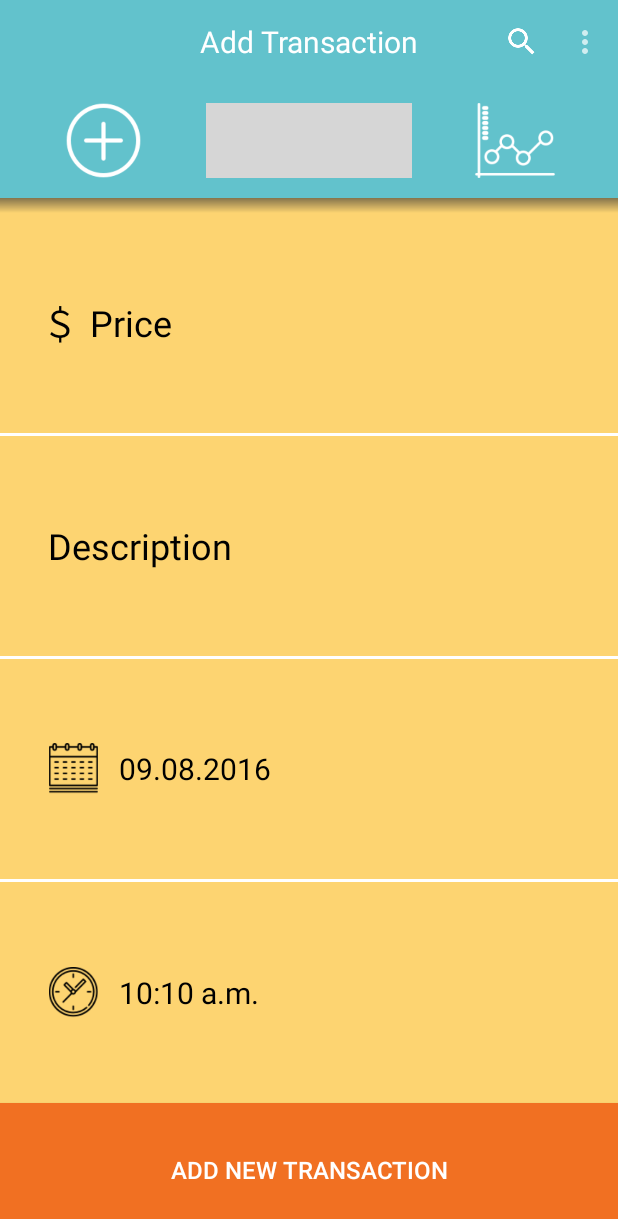
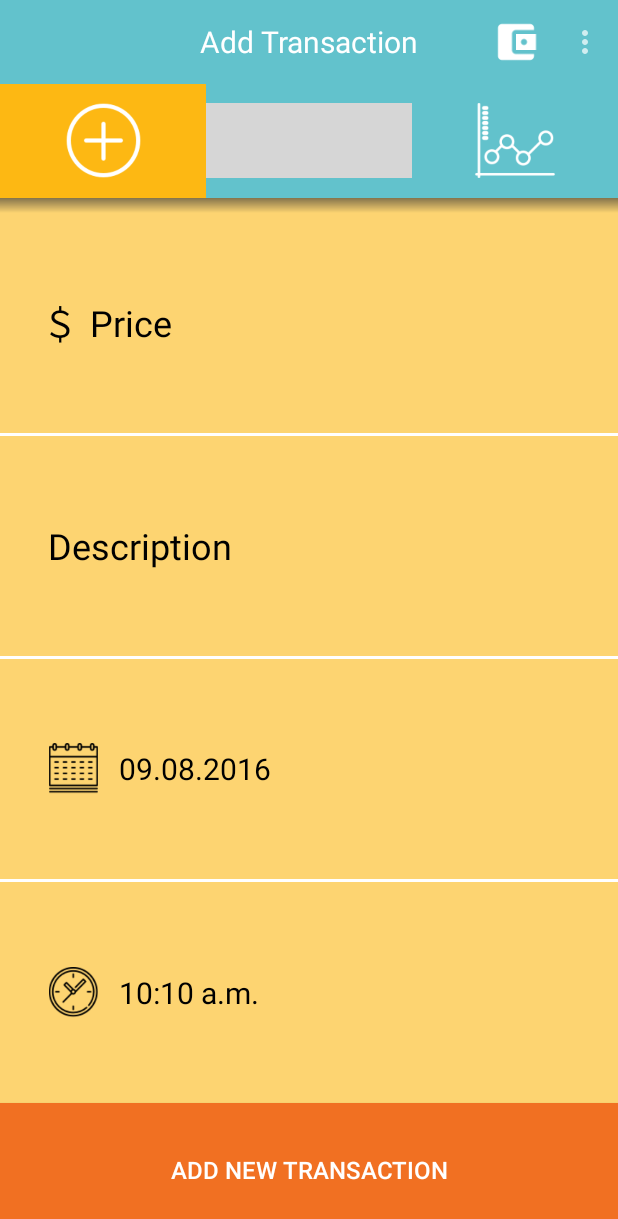
Before and after one commit to VladRomanchuk/smart-wallet, an Android app: the screen it shows after launch (MainActivity), on a phone screen of 412 x 824 dp. Shown: the top 1219 px of the screen. Run offline under Robolectric (Android 15) with nearby library versions, the light colour scheme and no system bars; our stand-ins replace data binding; libraries missing offline, so code that uses them is left out: com.wdullaer.materialdatetimepicker; 1 statement that could not run was skipped; grey boxes are pictures that could not be loaded.

Commit message:
selector for main add fix icon menu

```diff
--- a/MyApplication/app/src/main/java/a8wizard/com/myapplication/MainActivity.java
+++ b/MyApplication/app/src/main/java/a8wizard/com/myapplication/MainActivity.java
@@ -10,9 +10,7 @@ import android.support.v7.widget.Toolbar;
 import android.view.Menu;
 import android.view.MenuItem;
 import android.view.View;
-import android.widget.FrameLayout;
 import android.widget.LinearLayout;
-import android.widget.Toast;
 
 import a8wizard.com.myapplication.history.HistoryFragment;
 import a8wizard.com.myapplication.statistic.StatisticFragment;
@@ -71,7 +69,7 @@ public class MainActivity extends AppCompatActivity implements View.OnClickListe
     @Override
     public boolean onOptionsItemSelected(MenuItem item) {
         switch (item.getItemId()) {
-            case R.id.search:
+            case R.id.budget:
                 break;
         }
         return super.onOptionsItemSelected(item);
@@ -87,7 +85,8 @@ public class MainActivity extends AppCompatActivity implements View.OnClickListe
                 showHistoryScreen();
                 break;
             case R.id.statistic_tab_layout:
-                showStatisticScreen();break;
+                showStatisticScreen();
+                break;
         }
     }
 
@@ -107,16 +106,27 @@ public class MainActivity extends AppCompatActivity implements View.OnClickListe
     public void showTransactionScreen() {
         showScreen(new AddTransactionFragment(), AddTransactionFragment.TAG, false);
         findViewById(R.id.main_layout).setBackgroundColor(ContextCompat.getColor(getApplicationContext(), R.color.colorItems));
+        tabAddNewTransactionLayout.setBackgroundColor(ContextCompat.getColor(getApplicationContext(), R.color.colorAccent));
+        tabHistoryLayout.setBackgroundColor(ContextCompat.getColor(getApplicationContext(), R.color.colorPrimary));
+        tabStatisticLayout.setBackgroundColor(ContextCompat.getColor(getApplicationContext(), R.color.colorPrimary));
+
     }
 
     private void showHistoryScreen() {
         showScreen(new HistoryFragment(), HistoryFragment.TAG, false);
         findViewById(R.id.main_layout).setBackgroundColor(ContextCompat.getColor(getApplicationContext(), android.R.color.white));
+        tabHistoryLayout.setBackgroundColor(ContextCompat.getColor(getApplicationContext(), R.color.colorAccent));
+        tabAddNewTransactionLayout.setBackgroundColor(ContextCompat.getColor(getApplicationContext(), R.color.colorPrimary));
+        tabStatisticLayout.setBackgroundColor(ContextCompat.getColor(getApplicationContext(), R.color.colorPrimary));
 
     }
 
     private void showStatisticScreen() {
         showScreen(new StatisticFragment(), StatisticFragment.TAG, false);
         findViewById(R.id.main_layout).setBackgroundColor(ContextCompat.getColor(getApplicationContext(), android.R.color.white));
+        tabStatisticLayout.setBackgroundColor(ContextCompat.getColor(getApplicationContext(), R.color.colorAccent));
+        tabHistoryLayout.setBackgroundColor(ContextCompat.getColor(getApplicationContext(), R.color.colorPrimary));
+        tabAddNewTransactionLayout.setBackgroundColor(ContextCompat.getColor(getApplicationContext(), R.color.colorPrimary));
     }
+
 }
--- a/MyApplication/app/src/main/java/a8wizard/com/myapplication/transactions/AddTransactionFragment.java
+++ b/MyApplication/app/src/main/java/a8wizard/com/myapplication/transactions/AddTransactionFragment.java
@@ -6,9 +6,13 @@ import android.os.Bundle;
 import android.support.annotation.Nullable;
 import android.support.v4.app.Fragment;
 import android.support.v4.content.ContextCompat;
+import android.text.Editable;
+import android.text.TextWatcher;
 import android.view.LayoutInflater;
 import android.view.View;
 import android.view.ViewGroup;
+import android.view.animation.Animation;
+import android.view.animation.AnimationUtils;
 import android.widget.EditText;
 import android.widget.TextView;
 import android.widget.Toast;
@@ -26,7 +30,7 @@ import a8wizard.com.myapplication.databinding.FragmentTransactionAddBinding;
 
 public class AddTransactionFragment extends Fragment implements View.OnClickListener,
         TimePickerDialog.OnTimeSetListener,
-        DatePickerDialog.OnDateSetListener {
+        DatePickerDialog.OnDateSetListener, View.OnFocusChangeListener{
 
     FragmentTransactionAddBinding binding;
 
@@ -35,6 +39,7 @@ public class AddTransactionFragment extends Fragment implements View.OnClickList
     private Calendar now;
     private SQLHelper helper;
     private TimePickerDialog timePickerDialog;
+    private boolean isColorChanges = false;
 
     public static TextView transactionDatePickerTextView;
     public static TextView transactionTimePickerTextView;
@@ -50,8 +55,23 @@ public class AddTransactionFragment extends Fragment implements View.OnClickList
         initTextView();
         helper = new SQLHelper(getActivity());
         now = Calendar.getInstance();
+        editTextFocusListenerSetup();
 
         return binding.getRoot();
+    }
+
+    private void editTextFocusListenerSetup() {
+        binding.transactionPriceInputText.setOnFocusChangeListener(this);
+        binding.transactionDescriptionInputText.setOnFocusChangeListener(this);
+
+    }
+
+    private void colorizeFocusItem(boolean focus, View view) {
+        if (focus) {
+            view.setBackgroundColor(ContextCompat.getColor(getActivity(), R.color.colorAccent));
+        } else {
+            view.setBackgroundColor(ContextCompat.getColor(getActivity(), R.color.colorItems));
+        }
     }
 
     private void initTextView() {
@@ -66,6 +86,8 @@ public class AddTransactionFragment extends Fragment implements View.OnClickList
     private void setupLayouts() {
         binding.datePickerLayout.setOnClickListener(this);
         binding.timePickerLayout.setOnClickListener(this);
+        binding.transactionPriceInputText.setOnClickListener(this);
+        binding.transactionDescriptionInputText.setOnClickListener(this);
     }
 
     @Override
@@ -78,22 +100,15 @@ public class AddTransactionFragment extends Fragment implements View.OnClickList
 
     @Override
     public void onClick(View view) {
-        boolean isColorChanges = false;
 
         switch (view.getId()) {
             case R.id.add_new_transaction:
-                isColorChanges = true;
-
                 if (!isEditTextEmpty(binding.transactionPriceInputText, binding.transactionDescriptionInputText)) {
                     addTransaction();
                     binding.transactionPriceInputText.setText("");
                     binding.transactionDescriptionInputText.setText("");
                     binding.transactionPriceInputText.requestFocus();
                 }
-
-                break;
-            case R.id.price_layout:
-
                 break;
             case R.id.date_picker_layout:
                 showDatePicker();
@@ -102,10 +117,16 @@ public class AddTransactionFragment extends Fragment implements View.OnClickList
                 showTimePicker();
                 break;
         }
+        defocusingEditText();
+
+    }
+
+    private void defocusingEditText() {
+        binding.priceLayout.setBackgroundColor(ContextCompat.getColor(getActivity(), R.color.colorItems));
+        binding.descriptionLayout.setBackgroundColor(ContextCompat.getColor(getActivity(), R.color.colorItems));
     }
 
     private void addTransaction() {
-        Date date = new Date();
         TransactionItem transactionItem = new TransactionItem(0,
                 binding.transactionDescriptionInputText.getText().toString(),
                 binding.transactionPriceInputText.getText().toString(),
@@ -167,4 +188,16 @@ public class AddTransactionFragment extends Fragment implements View.OnClickList
         timePickerDialog.show(getActivity().getFragmentManager(), "TimePicker Dialog");
 
     }
+
+    @Override
+    public void onFocusChange(View view, boolean b) {
+        switch (view.getId()){
+            case R.id.transaction_price_input_text:
+                colorizeFocusItem(b, binding.priceLayout);
+                break;
+            case R.id.transaction_description_input_text:
+                colorizeFocusItem(b, binding.descriptionLayout);
+                break;
+        }
+    }
 }
--- a/MyApplication/app/src/main/res/drawable/item_selector.xml
+++ b/MyApplication/app/src/main/res/drawable/item_selector.xml
@@ -1,5 +1,5 @@
 <?xml version="1.0" encoding="utf-8"?>
 <selector xmlns:android="http://schemas.android.com/apk/res/android">
-    <item android:drawable="@color/colorButtonTransactions" android:state_pressed="true" />
-    <item android:drawable="@color/colorItems" />
+    <item android:drawable="@color/colorBackButton" android:state_pressed="true" />
+    <item android:drawable="@color/colorButtonTransactions" />
 </selector>
--- a/MyApplication/app/src/main/res/layout/activity_main.xml
+++ b/MyApplication/app/src/main/res/layout/activity_main.xml
@@ -34,7 +34,7 @@
         <LinearLayout
             android:id="@+id/history_tab_layout"
             android:layout_width="0dp"
-            android:layout_height="wrap_content"
+            android:layout_height="match_parent"
             android:layout_gravity="center"
             android:layout_weight="1">
 
--- a/MyApplication/app/src/main/res/layout/fragment_transaction_add.xml
+++ b/MyApplication/app/src/main/res/layout/fragment_transaction_add.xml
@@ -4,18 +4,17 @@
     <LinearLayout xmlns:android="http://schemas.android.com/apk/res/android"
         android:layout_width="match_parent"
         android:layout_height="match_parent"
-        android:background="@color/colorItems"
+        android:focusable="true"
+        android:focusableInTouchMode="true"
         android:orientation="vertical"
-        android:weightSum="10"
-        android:focusable="true"
-        android:focusableInTouchMode="true">
+        android:weightSum="10">
 
         <RelativeLayout
             android:id="@+id/price_layout"
             android:layout_width="match_parent"
             android:layout_height="0dp"
-            android:layout_weight="2.175"
-            android:background="@drawable/item_selector">
+            android:clickable="true"
+            android:layout_weight="2.175">
 
             <TextView
                 android:id="@+id/dollar_text"
@@ -33,8 +32,9 @@
             <EditText
                 android:id="@+id/transaction_price_input_text"
                 android:layout_width="match_parent"
-                android:layout_height="wrap_content"
+                android:layout_height="match_parent"
                 android:layout_centerVertical="true"
+                android:imeOptions="actionDone"
                 android:layout_marginLeft="8dp"
                 android:layout_toEndOf="@id/dollar_text"
                 android:layout_toRightOf="@+id/dollar_text"
@@ -57,19 +57,20 @@
             android:id="@+id/description_layout"
             android:layout_width="match_parent"
             android:layout_height="0dp"
-            android:layout_weight="2.175"
-            android:background="@color/colorItems">
+            android:clickable="true"
+            android:layout_weight="2.175">
 
             <EditText
                 android:id="@+id/transaction_description_input_text"
                 android:layout_width="match_parent"
-                android:layout_height="wrap_content"
+                android:imeOptions="actionDone"
+                android:layout_height="match_parent"
                 android:layout_alignParentLeft="true"
                 android:layout_alignParentStart="true"
                 android:layout_centerVertical="true"
                 android:layout_marginLeft="32dp"
                 android:background="@android:color/transparent"
-                android:ellipsize="middle"
+                android:ellipsize="start"
                 android:gravity="center_vertical"
                 android:hint="@string/transaction_item_text_view_description"
                 android:maxLines="1"
@@ -86,8 +87,7 @@
             android:id="@+id/date_picker_layout"
             android:layout_width="match_parent"
             android:layout_height="0dp"
-            android:layout_weight="2.175"
-            android:background="@color/colorItems">
+            android:layout_weight="2.175">
 
             <ImageView
                 android:id="@+id/calendar_image_view"
@@ -120,8 +120,7 @@
             android:id="@+id/time_picker_layout"
             android:layout_width="match_parent"
             android:layout_height="0dp"
-            android:layout_weight="2.175"
-            android:background="@color/colorItems">
+            android:layout_weight="2.175">
 
             <ImageView
                 android:id="@+id/clock_image_view"
@@ -154,7 +153,7 @@
             android:layout_height="0dp"
             android:layout_gravity="center"
             android:layout_weight="1.3"
-            android:background="@color/colorButtonTransactions"
+            android:background="@drawable/item_selector"
             android:text="@string/add_new_transaction"
             android:textSize="16sp" />
 
--- a/MyApplication/app/src/main/res/menu/menu.xml
+++ b/MyApplication/app/src/main/res/menu/menu.xml
@@ -4,8 +4,8 @@
     xmlns:tools="http://schemas.android.com/tools"
     tools:context=".MainActivity">
     <item
-        android:id="@+id/search"
-        android:icon="@drawable/ic_search"
+        android:id="@+id/budget"
+        android:icon="@drawable/ic_wallet"
         android:orderInCategory="100"
         android:title="@string/menu_item_search"
         app:showAsAction="ifRoom" />
```
Also changed, not shown: MyApplication/app/src/main/AndroidManifest.xml (+7 -0 lines), MyApplication/app/src/main/java/a8wizard/com/myapplication/SplashActivity.java (added, +37 -0 lines), MyApplication/app/src/main/java/a8wizard/com/myapplication/Util.java (+9 -0 lines), MyApplication/app/src/main/java/a8wizard/com/myapplication/transactions/TransactionAdapter.java (+21 -3 lines), MyApplication/app/src/main/res/layout/activity_splash.xml (added, +37 -0 lines), MyApplication/app/src/main/res/layout/alertdialog_detailhistory.xml (+27 -29 lines), MyApplication/app/src/main/res/layout/fragment_history.xml (+8 -8 lines), MyApplication/app/src/main/res/drawable-hdpi/ic_wallet.png (added), MyApplication/app/src/main/res/drawable-mdpi/ic_wallet.png (added), MyApplication/app/src/main/res/drawable-xhdpi/ic_wallet.png (added), MyApplication/app/src/main/res/drawable-xxhdpi/ic_wallet.png (added), MyApplication/app/src/main/res/drawable-xxxhdpi/ic_wallet.png (added), 1 other file.
